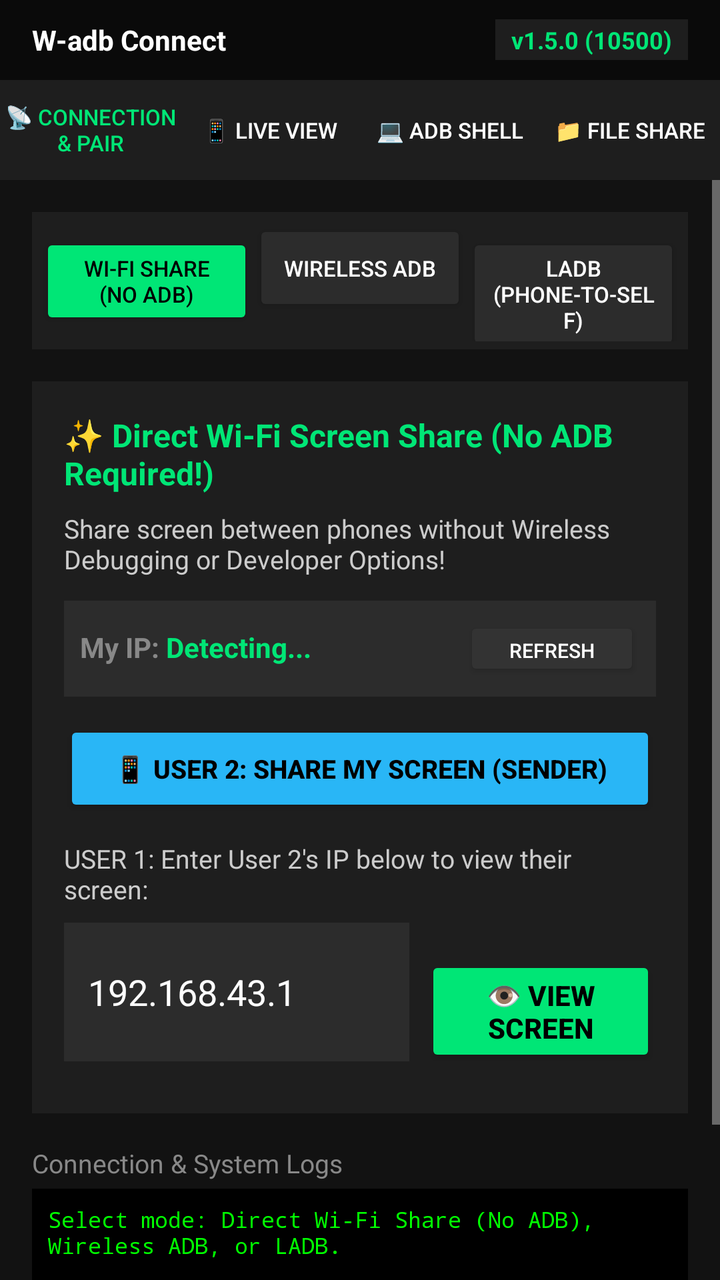
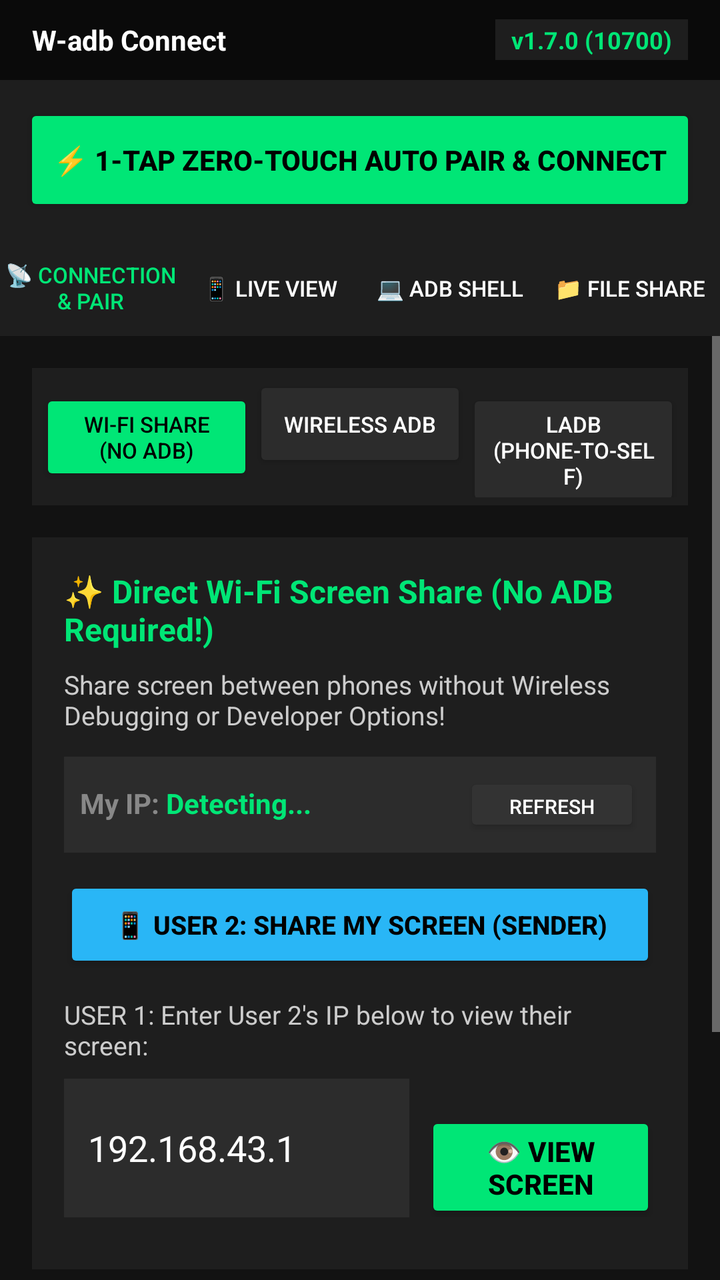

Compare the two renders of this Android layout. The source of the first and the diff that turns it into the second are given below.
<!-- AndroidManifest.xml: application theme AppTheme -->
<!-- res/layout/activity_main.xml -->
<?xml version="1.0" encoding="utf-8"?>
<LinearLayout xmlns:android="http://schemas.android.com/apk/res/android"
    android:layout_width="match_parent"
    android:layout_height="match_parent"
    android:orientation="vertical"
    android:background="#121212">

    
    <LinearLayout
        android:layout_width="match_parent"
        android:layout_height="40dp"
        android:orientation="horizontal"
        android:background="#0A0A0A"
        android:paddingStart="16dp"
        android:paddingEnd="16dp"
        android:gravity="center_vertical">

        <TextView
            android:layout_width="0dp"
            android:layout_height="wrap_content"
            android:layout_weight="1"
            android:text="W-adb Connect"
            android:textColor="#FFFFFF"
            android:textSize="14sp"
            android:textStyle="bold"/>

        <TextView
            android:id="@+id/tvAppVersion"
            android:layout_width="wrap_content"
            android:layout_height="wrap_content"
            android:text="v1.5.0 (10500)"
            android:textColor="#00E676"
            android:textSize="12sp"
            android:textStyle="bold"
            android:background="#1E1E1E"
            android:paddingStart="8dp"
            android:paddingEnd="8dp"
            android:paddingTop="2dp"
            android:paddingBottom="2dp"/>
    </LinearLayout>

    
    <LinearLayout
        android:layout_width="match_parent"
        android:layout_height="50dp"
        android:orientation="horizontal"
        android:background="#1E1E1E">

        <Button
            android:id="@+id/btnTabConnect"
            android:layout_width="0dp"
            android:layout_height="match_parent"
            android:layout_weight="1"
            android:text="📡 Connection &amp; Pair"
            android:textColor="#00E676"
            android:textSize="11sp"
            android:background="?android:attr/selectableItemBackground"/>

        <Button
            android:id="@+id/btnTabScrcpy"
            android:layout_width="0dp"
            android:layout_height="match_parent"
            android:layout_weight="1"
            android:text="📱 Live View"
            android:textColor="#FFFFFF"
            android:textSize="11sp"
            android:background="?android:attr/selectableItemBackground"/>

        <Button
            android:id="@+id/btnTabTerminal"
            android:layout_width="0dp"
            android:layout_height="match_parent"
            android:layout_weight="1"
            android:text="💻 ADB Shell"
            android:textColor="#FFFFFF"
            android:textSize="11sp"
            android:background="?android:attr/selectableItemBackground"/>

        <Button
            android:id="@+id/btnTabFiles"
            android:layout_width="0dp"
            android:layout_height="match_parent"
            android:layout_weight="1"
            android:text="📁 File Share"
            android:textColor="#FFFFFF"
            android:textSize="11sp"
            android:background="?android:attr/selectableItemBackground"/>
    </LinearLayout>

    
    <ScrollView
        android:id="@+id/panelConnect"
        android:layout_width="match_parent"
        android:layout_height="match_parent"
        android:visibility="visible">

        <LinearLayout
            android:layout_width="match_parent"
            android:layout_height="wrap_content"
            android:orientation="vertical"
            android:padding="16dp">

            
            <LinearLayout
                android:layout_width="match_parent"
                android:layout_height="wrap_content"
                android:orientation="horizontal"
                android:background="#1E1E1E"
                android:padding="4dp"
                android:layout_marginBottom="16dp">

                <Button
                    android:id="@+id/btnModeDirectShare"
                    android:layout_width="0dp"
                    android:layout_height="wrap_content"
                    android:layout_weight="1"
                    android:text="Wi-Fi Share (No ADB)"
                    android:backgroundTint="#00E676"
                    android:textColor="#000000"
                    android:textSize="11sp"/>

                <Button
                    android:id="@+id/btnModeRemote"
                    android:layout_width="0dp"
                    android:layout_height="wrap_content"
                    android:layout_weight="1"
                    android:text="Wireless ADB"
                    android:backgroundTint="#2C2C2C"
                    android:textColor="#FFFFFF"
                    android:textSize="11sp"/>

                <Button
                    android:id="@+id/btnModeLocal"
                    android:layout_width="0dp"
                    android:layout_height="wrap_content"
                    android:layout_weight="1"
                    android:text="LADB (Phone-to-Self)"
                    android:backgroundTint="#2C2C2C"
                    android:textColor="#FFFFFF"
                    android:textSize="11sp"/>
            </LinearLayout>

            
            <LinearLayout
                android:id="@+id/cardDirectMode"
                android:layout_width="match_parent"
                android:layout_height="wrap_content"
                android:orientation="vertical"
                android:background="#1E1E1E"
                android:padding="16dp"
                android:layout_marginBottom="16dp"
                android:visibility="visible">

                <TextView
                    android:layout_width="wrap_content"
                    android:layout_height="wrap_content"
                    android:text="✨ Direct Wi-Fi Screen Share (No ADB Required!)"
                    android:textColor="#00E676"
                    android:textSize="16sp"
                    android:textStyle="bold"
                    android:layout_marginBottom="8dp"/>

                <TextView
                    android:layout_width="wrap_content"
                    android:layout_height="wrap_content"
                    android:text="Share screen between phones without Wireless Debugging or Developer Options!"
                    android:textColor="#CCCCCC"
                    android:textSize="13sp"
                    android:layout_marginBottom="12dp"/>

                
                <LinearLayout
                    android:layout_width="match_parent"
                    android:layout_height="wrap_content"
                    android:orientation="horizontal"
                    android:background="#2C2C2C"
                    android:padding="8dp"
                    android:layout_marginBottom="12dp">

                    <TextView
                        android:layout_width="wrap_content"
                        android:layout_height="wrap_content"
                        android:text="My IP: "
                        android:textColor="#888888"
                        android:textStyle="bold"/>

                    <TextView
                        android:id="@+id/tvMyIpAddress"
                        android:layout_width="0dp"
                        android:layout_height="wrap_content"
                        android:layout_weight="1"
                        android:text="Detecting..."
                        android:textColor="#00E676"
                        android:textStyle="bold"/>

                    <Button
                        android:id="@+id/btnRefreshIp"
                        android:layout_width="wrap_content"
                        android:layout_height="32dp"
                        android:text="Refresh"
                        android:textSize="10sp"
                        android:backgroundTint="#333333"
                        android:textColor="#FFFFFF"/>
                </LinearLayout>

                <Button
                    android:id="@+id/btnStartSender"
                    android:layout_width="match_parent"
                    android:layout_height="48dp"
                    android:text="📱 USER 2: SHARE MY SCREEN (Sender)"
                    android:textSize="13sp"
                    android:textStyle="bold"
                    android:backgroundTint="#29B6F6"
                    android:textColor="#000000"
                    android:layout_marginBottom="12dp"/>

                <TextView
                    android:layout_width="wrap_content"
                    android:layout_height="wrap_content"
                    android:text="USER 1: Enter User 2's IP below to view their screen:"
                    android:textColor="#CCCCCC"
                    android:textSize="13sp"
                    android:layout_marginBottom="8dp"/>

                <LinearLayout
                    android:layout_width="match_parent"
                    android:layout_height="wrap_content"
                    android:orientation="horizontal"
                    android:layout_marginBottom="10dp">

                    <EditText
                        android:id="@+id/etDirectIp"
                        android:layout_width="0dp"
                        android:layout_height="wrap_content"
                        android:layout_weight="3"
                        android:hint="User 2 IP (e.g. 192.168.43.1)"
                        android:text="192.168.43.1"
                        android:textColor="#FFFFFF"
                        android:textColorHint="#888888"
                        android:background="#2C2C2C"
                        android:padding="12dp"/>

                    <Button
                        android:id="@+id/btnConnectDirectReceiver"
                        android:layout_width="0dp"
                        android:layout_height="wrap_content"
                        android:layout_weight="2"
                        android:text="👁️ VIEW SCREEN"
                        android:textStyle="bold"
                        android:backgroundTint="#00E676"
                        android:textColor="#000000"
                        android:layout_marginStart="8dp"/>
                </LinearLayout>
            </LinearLayout>

            
            <LinearLayout
                android:id="@+id/cardRemoteMode"
                android:layout_width="match_parent"
                android:layout_height="wrap_content"
                android:orientation="vertical"
                android:background="#1E1E1E"
                android:padding="16dp"
                android:layout_marginBottom="16dp"
                android:visibility="gone">

                <TextView
                    android:layout_width="wrap_content"
                    android:layout_height="wrap_content"
                    android:text="📱 Phone-to-Phone Wireless ADB &amp; Scrcpy"
                    android:textColor="#00E676"
                    android:textSize="16sp"
                    android:textStyle="bold"
                    android:layout_marginBottom="8dp"/>

                <Button
                    android:id="@+id/btnAutoScanHotspot"
                    android:layout_width="match_parent"
                    android:layout_height="44dp"
                    android:text="🔍 AUTO-PAIR HOTSPOT DEVICE"
                    android:textSize="13sp"
                    android:textStyle="bold"
                    android:backgroundTint="#29B6F6"
                    android:textColor="#000000"
                    android:layout_marginBottom="12dp"/>

                <LinearLayout
                    android:layout_width="match_parent"
                    android:layout_height="wrap_content"
                    android:orientation="horizontal"
                    android:layout_marginBottom="10dp">

                    <EditText
                        android:id="@+id/etIpAddress"
                        android:layout_width="0dp"
                        android:layout_height="wrap_content"
                        android:layout_weight="3"
                        android:hint="Target IP"
                        android:text="192.168.43.1"
                        android:textColor="#FFFFFF"
                        android:textColorHint="#888888"
                        android:background="#2C2C2C"
                        android:padding="12dp"/>

                    <EditText
                        android:id="@+id/etPort"
                        android:layout_width="0dp"
                        android:layout_height="wrap_content"
                        android:layout_weight="1"
                        android:hint="Port"
                        android:text="5555"
                        android:textColor="#FFFFFF"
                        android:textColorHint="#888888"
                        android:background="#2C2C2C"
                        android:padding="12dp"
                        android:layout_marginStart="8dp"/>
                </LinearLayout>

                <Button
                    android:id="@+id/btnConnectWifi"
                    android:layout_width="match_parent"
                    android:layout_height="50dp"
                    android:text="⚡ CONNECT ADB &amp; LAUNCH SCRCPY"
                    android:textSize="14sp"
                    android:textStyle="bold"
                    android:backgroundTint="#00E676"
                    android:textColor="#000000"/>
            </LinearLayout>

            
            <LinearLayout
                android:id="@+id/cardLocalMode"
                android:layout_width="match_parent"
                android:layout_height="wrap_content"
                android:orientation="vertical"
                android:background="#1E1E1E"
                android:padding="16dp"
                android:layout_marginBottom="16dp"
                android:visibility="gone">

                <TextView
                    android:layout_width="wrap_content"
                    android:layout_height="wrap_content"
                    android:text="💻 Local Loopback Mode (Phone-to-Self)"
                    android:textColor="#29B6F6"
                    android:textSize="16sp"
                    android:textStyle="bold"
                    android:layout_marginBottom="8dp"/>

                <LinearLayout
                    android:layout_width="match_parent"
                    android:layout_height="wrap_content"
                    android:orientation="horizontal"
                    android:layout_marginBottom="10dp">

                    <EditText
                        android:id="@+id/etLocalPort"
                        android:layout_width="0dp"
                        android:layout_height="wrap_content"
                        android:layout_weight="1"
                        android:hint="Port (e.g. 37012)"
                        android:textColor="#FFFFFF"
                        android:textColorHint="#888888"
                        android:background="#2C2C2C"
                        android:padding="12dp"/>

                    <EditText
                        android:id="@+id/etLocalPairCode"
                        android:layout_width="0dp"
                        android:layout_height="wrap_content"
                        android:layout_weight="1"
                        android:hint="Pair Code (6 digits)"
                        android:textColor="#FFFFFF"
                        android:textColorHint="#888888"
                        android:background="#2C2C2C"
                        android:padding="12dp"
                        android:layout_marginStart="8dp"/>
                </LinearLayout>

                <Button
                    android:id="@+id/btnConnectLocal"
                    android:layout_width="match_parent"
                    android:layout_height="50dp"
                    android:text="🔌 CONNECT LOCAL ADB SHELL (127.0.0.1)"
                    android:textSize="14sp"
                    android:textStyle="bold"
                    android:backgroundTint="#29B6F6"
                    android:textColor="#000000"/>
            </LinearLayout>

            
            <TextView
                android:layout_width="wrap_content"
                android:layout_height="wrap_content"
                android:text="Connection &amp; System Logs"
                android:textColor="#888888"
                android:textSize="13sp"
                android:layout_marginBottom="4dp"/>

            <TextView
                android:id="@+id/tvLogs"
                android:layout_width="match_parent"
                android:layout_height="120dp"
                android:background="#000000"
                android:padding="8dp"
                android:text="Select mode: Direct Wi-Fi Share (No ADB), Wireless ADB, or LADB.\n"
                android:textColor="#00FF00"
                android:fontFamily="monospace"
                android:textSize="11sp"/>
        </LinearLayout>
    </ScrollView>

    
    <RelativeLayout
        android:id="@+id/panelScrcpy"
        android:layout_width="match_parent"
        android:layout_height="match_parent"
        android:visibility="gone">

        <LinearLayout
            android:id="@+id/barControl"
            android:layout_width="match_parent"
            android:layout_height="48dp"
            android:layout_alignParentBottom="true"
            android:background="#1E1E1E"
            android:orientation="horizontal">

            <Button
                android:id="@+id/btnKeyBack"
                android:layout_width="0dp"
                android:layout_height="match_parent"
                android:layout_weight="1"
                android:text="◀ BACK"
                android:textColor="#FFFFFF"
                android:background="?android:attr/selectableItemBackground"/>

            <Button
                android:id="@+id/btnKeyHome"
                android:layout_width="0dp"
                android:layout_height="match_parent"
                android:layout_weight="1"
                android:text="● HOME"
                android:textColor="#FFFFFF"
                android:background="?android:attr/selectableItemBackground"/>

            <Button
                android:id="@+id/btnKeyRecents"
                android:layout_width="0dp"
                android:layout_height="match_parent"
                android:layout_weight="1"
                android:text="■ RECENTS"
                android:textColor="#FFFFFF"
                android:background="?android:attr/selectableItemBackground"/>
        </LinearLayout>

        <com.adb.scrcpy.connect.ui.RemoteScreenView
            android:id="@+id/remoteScreenView"
            android:layout_width="match_parent"
            android:layout_height="match_parent"
            android:layout_above="@id/barControl"/>
    </RelativeLayout>

    
    <LinearLayout
        android:id="@+id/panelTerminal"
        android:layout_width="match_parent"
        android:layout_height="match_parent"
        android:orientation="vertical"
        android:padding="16dp"
        android:visibility="gone">

        <TextView
            android:layout_width="wrap_content"
            android:layout_height="wrap_content"
            android:text="💻 ADB Interactive Shell Console"
            android:textColor="#00E676"
            android:textSize="16sp"
            android:textStyle="bold"
            android:layout_marginBottom="8dp"/>

        <ScrollView
            android:id="@+id/scrollTerminal"
            android:layout_width="match_parent"
            android:layout_height="0dp"
            android:layout_weight="1"
            android:background="#000000"
            android:padding="8dp"
            android:layout_marginBottom="8dp">

            <TextView
                android:id="@+id/tvTerminalOutput"
                android:layout_width="match_parent"
                android:layout_height="wrap_content"
                android:text="ADB Shell Console Output:\n"
                android:textColor="#00FF00"
                android:fontFamily="monospace"
                android:textSize="12sp"/>
        </ScrollView>

        <LinearLayout
            android:layout_width="match_parent"
            android:layout_height="wrap_content"
            android:orientation="horizontal">

            <EditText
                android:id="@+id/etShellCommand"
                android:layout_width="0dp"
                android:layout_height="wrap_content"
                android:layout_weight="1"
                android:hint="Enter shell command (e.g. pm list packages)"
                android:textColor="#FFFFFF"
                android:textColorHint="#888888"
                android:background="#2C2C2C"
                android:padding="12dp"/>

            <Button
                android:id="@+id/btnSendShell"
                android:layout_width="wrap_content"
                android:layout_height="wrap_content"
                android:text="Send"
                android:backgroundTint="#00E676"
                android:textColor="#000000"
                android:layout_marginStart="8dp"/>
        </LinearLayout>
    </LinearLayout>

    
    <LinearLayout
        android:id="@+id/panelFiles"
        android:layout_width="match_parent"
        android:layout_height="match_parent"
        android:orientation="vertical"
        android:padding="16dp"
        android:visibility="gone">

        <LinearLayout
            android:layout_width="match_parent"
            android:layout_height="wrap_content"
            android:orientation="horizontal"
            android:layout_marginBottom="8dp">

            <Button
                android:id="@+id/btnFileUp"
                android:layout_width="wrap_content"
                android:layout_height="wrap_content"
                android:text="⬆ Up"
                android:backgroundTint="#29B6F6"
                android:textColor="#000000"/>

            <TextView
                android:id="@+id/tvCurrentPath"
                android:layout_width="0dp"
                android:layout_height="wrap_content"
                android:layout_weight="1"
                android:text="/sdcard/"
                android:textColor="#FFFFFF"
                android:textSize="16sp"
                android:gravity="center_vertical"
                android:layout_marginStart="8dp"/>

            <Button
                android:id="@+id/btnPushFile"
                android:layout_width="wrap_content"
                android:layout_height="wrap_content"
                android:text="Upload File"
                android:backgroundTint="#00E676"
                android:textColor="#000000"/>
        </LinearLayout>

        <ListView
            android:id="@+id/lvRemoteFiles"
            android:layout_width="match_parent"
            android:layout_height="0dp"
            android:layout_weight="1"
            android:divider="#222222"
            android:dividerHeight="1dp"/>
    </LinearLayout>
</LinearLayout>
<!-- resources referenced by this layout -->
<resources>
  <style name="AppTheme" parent="android:Theme.Material.NoActionBar">
          <item name="android:windowBackground">@color/bg_dark</item>
          <item name="android:colorPrimary">@color/card_dark</item>
          <item name="android:colorAccent">@color/accent_green</item>
      </style>
  <color name="bg_dark">#121212</color>
  <color name="card_dark">#1E1E1E</color>
  <color name="accent_green">#00E676</color>
</resources>

<!-- the commit's change to res/layout/activity_main.xml (unified diff, before → after) -->
@@ -28,7 +28,7 @@
             android:id="@+id/tvAppVersion"
             android:layout_width="wrap_content"
             android:layout_height="wrap_content"
-            android:text="v1.5.0 (10500)"
+            android:text="v1.7.0 (10700)"
             android:textColor="#00E676"
             android:textSize="12sp"
             android:textStyle="bold"
@@ -42,7 +42,26 @@
     
     <LinearLayout
         android:layout_width="match_parent"
-        android:layout_height="50dp"
+        android:layout_height="wrap_content"
+        android:orientation="vertical"
+        android:background="#1E1E1E"
+        android:padding="12dp">
+
+        <Button
+            android:id="@+id/btnZeroTouchAutoPair"
+            android:layout_width="match_parent"
+            android:layout_height="56dp"
+            android:text="⚡ 1-TAP ZERO-TOUCH AUTO PAIR &amp; CONNECT"
+            android:textSize="14sp"
+            android:textStyle="bold"
+            android:backgroundTint="#00E676"
+            android:textColor="#000000"/>
+    </LinearLayout>
+
+    
+    <LinearLayout
+        android:layout_width="match_parent"
+        android:layout_height="48dp"
         android:orientation="horizontal"
         android:background="#1E1E1E">
 
@@ -403,7 +422,7 @@
                 android:layout_height="120dp"
                 android:background="#000000"
                 android:padding="8dp"
-                android:text="Select mode: Direct Wi-Fi Share (No ADB), Wireless ADB, or LADB.\n"
+                android:text="Tap 1-TAP ZERO-TOUCH AUTO PAIR or select mode.\n"
                 android:textColor="#00FF00"
                 android:fontFamily="monospace"
                 android:textSize="11sp"/>
